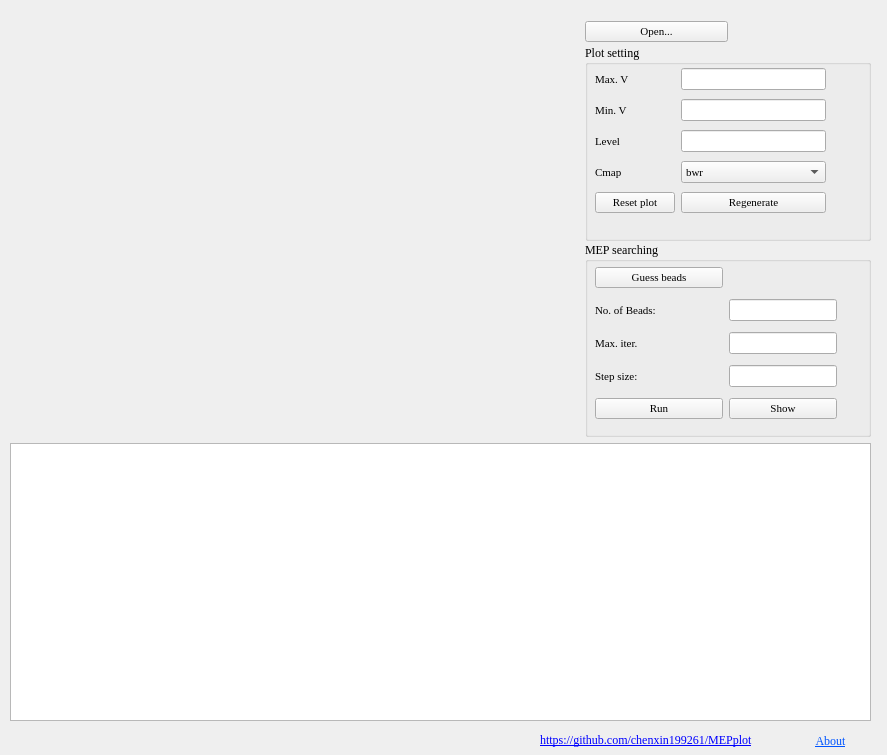
Qt form ui/main.ui (XinChenQC/MEPplot) before a commit.
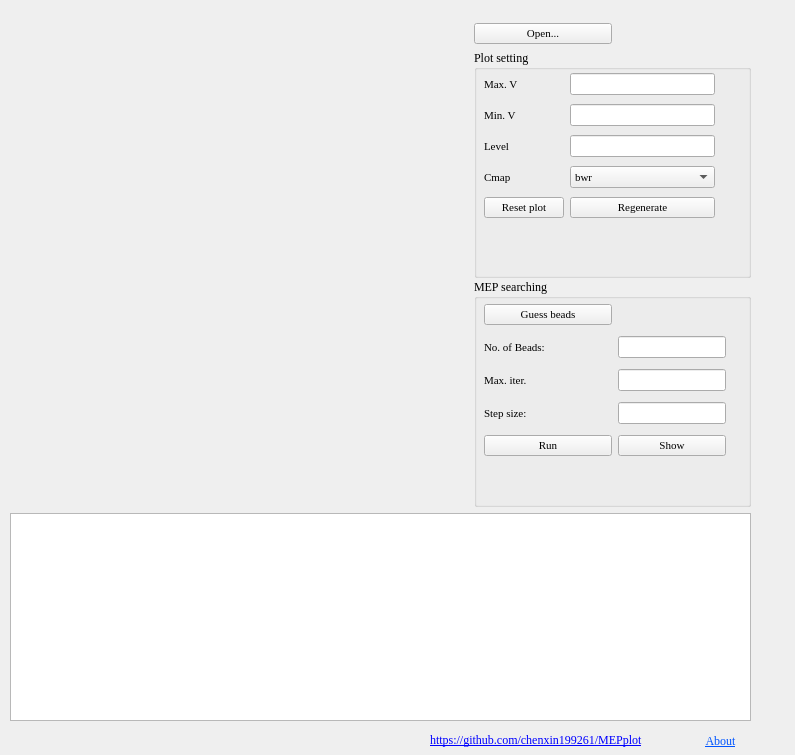
The same form after that commit.

The edit to the form file:
```diff
--- a/ui/main.ui
+++ b/ui/main.ui
@@ -6,19 +6,19 @@
    <rect>
     <x>0</x>
     <y>0</y>
-    <width>887</width>
+    <width>795</width>
     <height>755</height>
    </rect>
   </property>
   <property name="minimumSize">
    <size>
-    <width>881</width>
-    <height>753</height>
+    <width>771</width>
+    <height>684</height>
    </size>
   </property>
   <property name="maximumSize">
    <size>
-    <width>890</width>
+    <width>800</width>
     <height>755</height>
    </size>
   </property>
@@ -44,13 +44,13 @@
     <rect>
      <x>10</x>
      <y>20</y>
-     <width>861</width>
+     <width>741</width>
      <height>701</height>
     </rect>
    </property>
-   <layout class="QVBoxLayout" name="verticalLayout_2" stretch="6,4">
+   <layout class="QVBoxLayout" name="verticalLayout_2" stretch="7,3">
     <item>
-     <layout class="QHBoxLayout" name="horizontalLayout_5" stretch="6,3">
+     <layout class="QHBoxLayout" name="horizontalLayout_5" stretch="5,3">
       <property name="spacing">
        <number>3</number>
       </property>
@@ -430,7 +430,7 @@
   <widget class="QPushButton" name="about">
    <property name="geometry">
     <rect>
-     <x>800</x>
+     <x>690</x>
      <y>730</y>
      <width>61</width>
      <height>21</height>
@@ -466,6 +466,15 @@
         </color>
        </brush>
       </colorrole>
+      <colorrole role="PlaceholderText">
+       <brush brushstyle="NoBrush">
+        <color alpha="128">
+         <red>0</red>
+         <green>85</green>
+         <blue>255</blue>
+        </color>
+       </brush>
+      </colorrole>
      </active>
      <inactive>
       <colorrole role="WindowText">
@@ -495,6 +504,15 @@
         </color>
        </brush>
       </colorrole>
+      <colorrole role="PlaceholderText">
+       <brush brushstyle="NoBrush">
+        <color alpha="128">
+         <red>0</red>
+         <green>85</green>
+         <blue>255</blue>
+        </color>
+       </brush>
+      </colorrole>
      </inactive>
      <disabled>
       <colorrole role="WindowText">
@@ -524,6 +542,15 @@
         </color>
        </brush>
       </colorrole>
+      <colorrole role="PlaceholderText">
+       <brush brushstyle="NoBrush">
+        <color alpha="128">
+         <red>0</red>
+         <green>85</green>
+         <blue>255</blue>
+        </color>
+       </brush>
+      </colorrole>
      </disabled>
     </palette>
    </property>
@@ -554,7 +581,7 @@
   <widget class="QLabel" name="web">
    <property name="geometry">
     <rect>
-     <x>540</x>
+     <x>430</x>
      <y>730</y>
      <width>261</width>
      <height>21</height>
```
